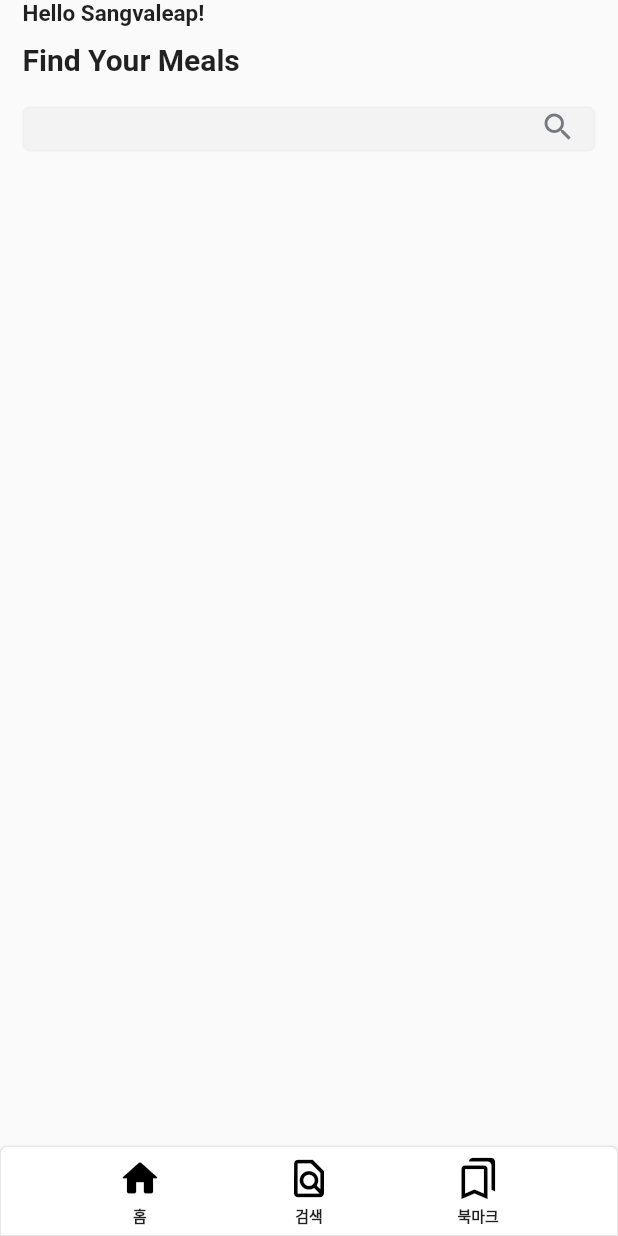
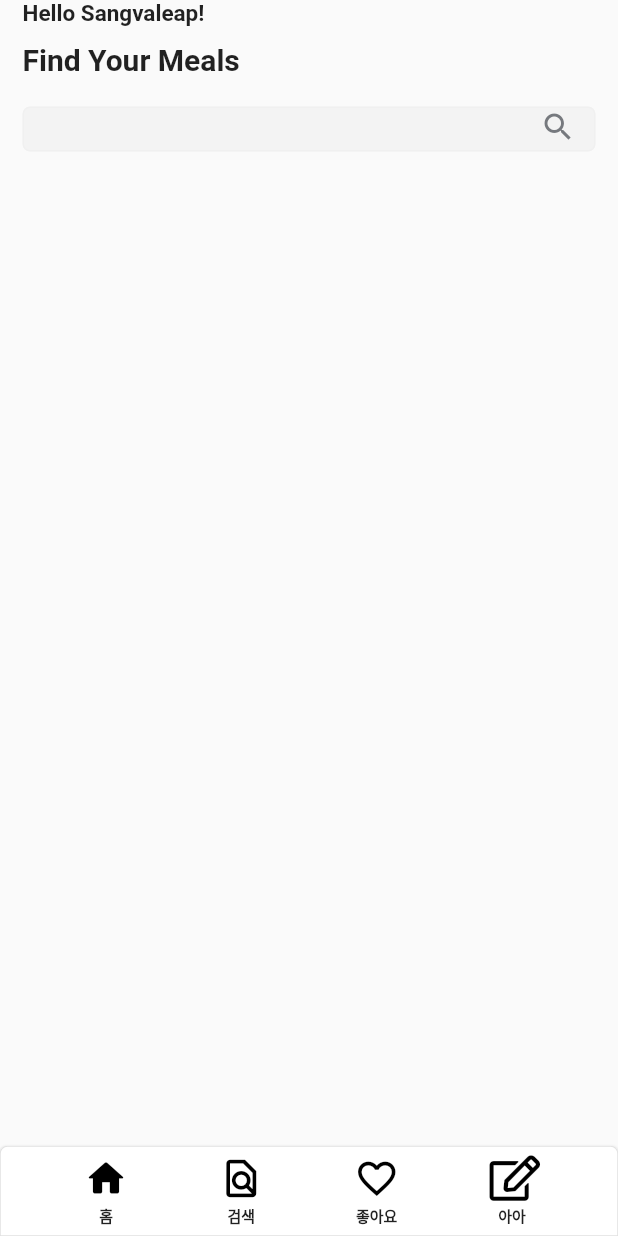
Before and after one commit to pari0130/food_haccp, a Flutter app: the screen it shows after launch, on a phone screen of 412 x 824 dp. Run offline on Flutter 3.47's test engine with Material 2 defaults, Android fonts, the light colour scheme and no system bars; our stand-ins replace flutter_svg, font_awesome_flutter; Roboto replaces fonts that are missing (GmarketSansTTFMedium).

Commit message:
2023-01-03

```diff
--- a/lib/presentatiton/pages/index.dart
+++ b/lib/presentatiton/pages/index.dart
@@ -1,4 +1,4 @@
-export 'book_page.dart';
+export 'favorite_page.dart';
 export 'home_page.dart';
 export 'root_page.dart';
 export 'search_page.dart';
--- a/lib/presentatiton/pages/root_page.dart
+++ b/lib/presentatiton/pages/root_page.dart
@@ -2,6 +2,7 @@ import 'package:flutter/material.dart';
 import 'package:food_haccp/presentatiton/pages/index.dart';
 import 'package:food_haccp/config/themes/index.dart';
 import 'package:food_haccp/presentatiton/widgets/index.dart';
+import 'package:font_awesome_flutter/font_awesome_flutter.dart';
 
 class RootPage extends StatefulWidget {
   const RootPage({Key? key}) : super(key: key);
@@ -12,18 +13,33 @@ class RootPage extends StatefulWidget {
 
 class _RootPageState extends State<RootPage> {
   int activeTab = 0;
+  List<Map<String,IconData>> icons = [
+    {"active" : Icons.home_rounded, "unActive" : Icons.home_outlined},
+    {"active" : Icons.find_in_page, "unActive" : Icons.find_in_page_outlined},
+    {"active" : Icons.favorite_outlined, "unActive" : Icons.favorite_outline},
+    {"active" : FontAwesomeIcons.edit, "unActive" : FontAwesomeIcons.solidEdit}
+  ];
+  List<Map<String,String>> iconsData = [
+    {"text" : "홈", "size" : "35"},
+    {"text" : "검색", "size" : "35"},
+    {"text" : "좋아요", "size" : "35"},
+    {"text" : "", "size" : "35"},
+  ];
+
   List<IconData> tapIcons = [
     Icons.home_outlined,
     Icons.find_in_page_outlined,
-    Icons.bookmarks_outlined
+    Icons.favorite_outline,
+    FontAwesomeIcons.edit
   ];
   List<IconData> tapActiveIcons = [
     Icons.home_rounded,
     Icons.find_in_page,
-    Icons.bookmarks
+    Icons.favorite_outlined,
+    FontAwesomeIcons.solidEdit
   ];
-  List<String> tapText = ["홈", "검색", "북마크"];
-  List<Widget> pages = [const HomePage(), const SearchPage(), const BookPage()];
+  List<String> tapText = ["홈", "검색", "좋아요", "아아"];
+  List<Widget> pages = [const HomePage(), const SearchPage(), const FavoritePage(), const FavoritePage()];
 
   @override
   Widget build(BuildContext context) {
--- a/lib/presentatiton/widgets/bottombar_widget.dart
+++ b/lib/presentatiton/widgets/bottombar_widget.dart
@@ -1,4 +1,5 @@
 import 'package:flutter/material.dart';
+import 'package:flutter_svg/svg.dart';
 import 'package:food_haccp/config/themes/index.dart';
 import 'package:food_haccp/config/fonts/index.dart';
 
@@ -37,7 +38,10 @@ class BottomBarWidget extends StatelessWidget {
             child: Column(
               mainAxisAlignment: MainAxisAlignment.center,
               children: [
-                Icon(icon,
+                // Center(
+                //   child: SvgPicture.asset("assets/images/house-user-solid.svg", width: 30, height: 30,),
+                // ),
+                 Icon(icon,
                     size: 30, color: isActive ? activeColor : color),
                 const SizedBox(height: 2,),
                 Text(iconText, style: const TextStyle(fontSize: 10, fontWeight: FontWeight.bold, fontFamily: gmarketSansTTFMedium),),
--- a/pubspec.yaml
+++ b/pubspec.yaml
@@ -48,6 +48,7 @@ dependencies:
   get: 4.6.5
   path_provider: 2.0.11
   universal_html: ^2.0.8
+  flutter_svg: ^1.1.5
 
 dev_dependencies:
   flutter_test:
@@ -77,6 +78,7 @@ flutter:
   #   - images/a_dot_ham.jpeg
   assets:
     - assets/images/
+    - assets/icons/
 
   # An image asset can refer to one or more resolution-specific "variants", see
   # https://flutter.dev/assets-and-images/#resolution-aware
```
Also changed, not shown: lib/presentatiton/pages/favorite_page.dart (renamed from lib/presentatiton/pages/book_page.dart, +5 -5 lines), assets/icons/home-active.svg (added), assets/icons/home-unactive.svg (added), assets/images/house-user-solid.svg (added), pubspec.lock.
